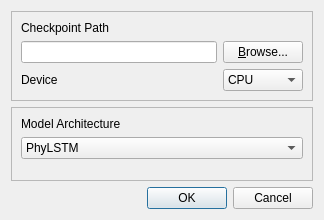
This is resources/ui/model_load_dialog.ui in antolu/sps-app-hysteresis as Qt 5 draws it before an edit. The edited form follows.
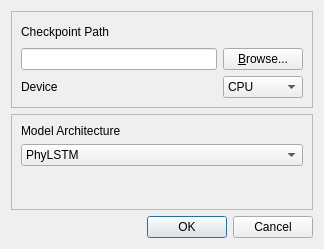
This is the edited form.

Commit message: add TFT to model load dialog

Patch:
```diff
--- a/resources/ui/model_load_dialog.ui
+++ b/resources/ui/model_load_dialog.ui
@@ -7,7 +7,7 @@
     <x>0</x>
     <y>0</y>
     <width>324</width>
-    <height>220</height>
+    <height>249</height>
    </rect>
   </property>
   <property name="windowTitle">
```
Left out of the diff: 5 changed lines with no effect on the pictures. The commit also changes 1 other file.
